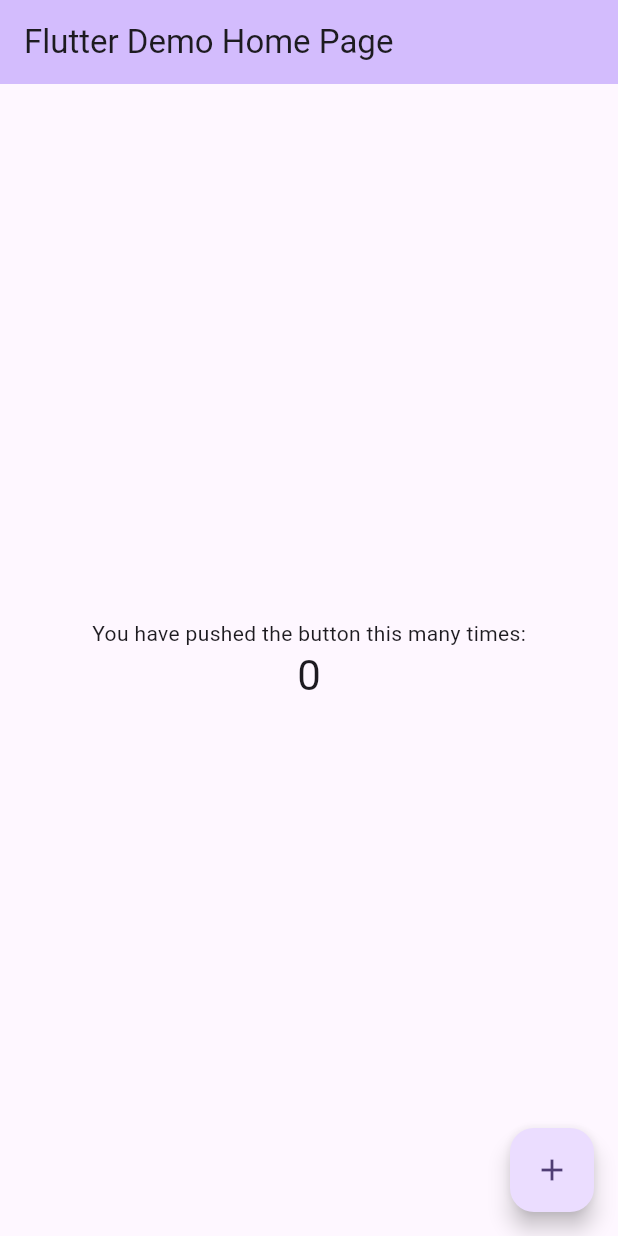
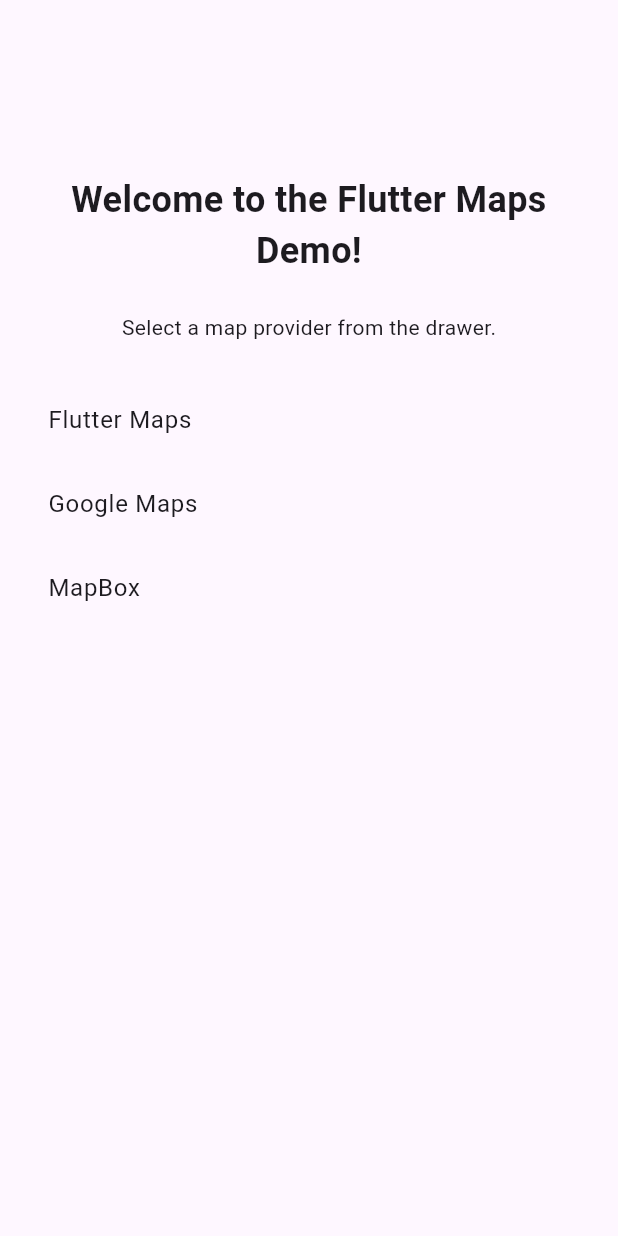
Before and after one commit to arodriguez1996/maps, a Flutter app: the screen it shows after launch, on a phone screen of 412 x 824 dp. Run offline on Flutter 3.47's test engine with Material 3 defaults, Android fonts, the phone set to English and light mode, and no system bars; our stand-ins replace flutter_map, get, latlong2.

Commit message:
implementing Getx, created other pages

```diff
--- /dev/null
+++ b/lib/app/config/routes/pages.dart
@@ -0,0 +1,29 @@
+import 'package:get/route_manager.dart';
+import 'package:maps/app/config/routes/routes.dart';
+import 'package:maps/app/modules/home/home.dart';
+import 'package:maps/app/modules/my_google_flutter_maps/my_google_flutter_maps.dart';
+import 'package:maps/app/modules/my_map_box/my_map_box.dart';
+import 'package:maps/app/modules/my_flutter_maps/my_flutter_maps_view.dart';
+
+abstract class Pages {
+  Pages._();
+
+  static List<GetPage<dynamic>>? routes = [
+    GetPage(
+      name: Routes.home,
+      page: HomeView.new,
+    ),
+    GetPage(
+      name: Routes.myFlutterMaps,
+      page: MyFlutterMapsView.new,
+    ),
+    GetPage(
+      name: Routes.myGoggleFlutterMaps,
+      page: MyGoogleFlutterMapsView.new,
+    ),
+    GetPage(
+      name: Routes.myMapBox,
+      page: MyMapBoxView.new,
+    ),
+  ];
+}
--- /dev/null
+++ b/lib/app/config/routes/routes.dart
@@ -0,0 +1,6 @@
+abstract class Routes {
+  static const home = '/';
+  static const myFlutterMaps = '/flutter-maps';
+  static const myGoggleFlutterMaps = '/google-flutter-maps';
+  static const myMapBox = '/map-box';
+}
--- /dev/null
+++ b/lib/app/modules/home/home.dart
@@ -0,0 +1,51 @@
+import 'package:flutter/material.dart';
+import 'package:get/route_manager.dart';
+import 'package:maps/app/config/routes/routes.dart';
+
+const Map<String, String> providers = {
+  "Flutter Maps": Routes.myFlutterMaps,
+  "Google Maps": Routes.myGoggleFlutterMaps,
+  "MapBox": Routes.myMapBox,
+};
+
+//['Flutter Maps', 'Google Maps', 'MapBox'];
+
+class HomeView extends StatelessWidget {
+  const HomeView({super.key});
+
+  @override
+  Widget build(BuildContext context) => Scaffold(
+        body: SafeArea(
+          child: Padding(
+            padding: const EdgeInsets.all(16.0),
+            child: Column(
+              children: [
+                const SizedBox(
+                  height: 100.0,
+                ),
+                const Text(
+                  'Welcome to the Flutter Maps Demo!',
+                  style: TextStyle(
+                    fontSize: 24.0,
+                    fontWeight: FontWeight.bold,
+                  ),
+                  textAlign: TextAlign.center,
+                ),
+                const SizedBox(
+                  height: 24,
+                ),
+                const Text('Select a map provider from the drawer.'),
+                const SizedBox(
+                  height: 24,
+                ),
+                for (var entry in providers.entries)
+                  ListTile(
+                    title: Text(entry.key),
+                    onTap: () => Get.toNamed(entry.value),
+                  ),
+              ],
+            ),
+          ),
+        ),
+      );
+}
--- a/lib/main.dart
+++ b/lib/main.dart
@@ -1,4 +1,7 @@
 import 'package:flutter/material.dart';
+import 'package:get/route_manager.dart';
+import 'package:maps/app/config/routes/pages.dart';
+import 'package:maps/app/config/routes/routes.dart';
 
 void main() {
   runApp(const MyApp());
@@ -7,119 +10,12 @@ void main() {
 class MyApp extends StatelessWidget {
   const MyApp({super.key});
 
-  // This widget is the root of your application.
   @override
   Widget build(BuildContext context) {
-    return MaterialApp(
-      title: 'Flutter Demo',
-      theme: ThemeData(
-        // This is the theme of your application.
-        //
-        // TRY THIS: Try running your application with "flutter run". You'll see
-        // the application has a purple toolbar. Then, without quitting the app,
-        // try changing the seedColor in the colorScheme below to Colors.green
-        // and then invoke "hot reload" (save your changes or press the "hot
-        // reload" button in a Flutter-supported IDE, or press "r" if you used
-        // the command line to start the app).
-        //
-        // Notice that the counter didn't reset back to zero; the application
-        // state is not lost during the reload. To reset the state, use hot
-        // restart instead.
-        //
-        // This works for code too, not just values: Most code changes can be
-        // tested with just a hot reload.
-        colorScheme: ColorScheme.fromSeed(seedColor: Colors.deepPurple),
-        useMaterial3: true,
-      ),
-      home: const MyHomePage(title: 'Flutter Demo Home Page'),
+    return GetMaterialApp(
+      title: 'Flutter Maps Demo',
+      getPages: Pages.routes,
+      initialRoute: Routes.home,
     );
   }
 }
-
-class MyHomePage extends StatefulWidget {
-  const MyHomePage({super.key, required this.title});
-
-  // This widget is the home page of your application. It is stateful, meaning
-  // that it has a State object (defined below) that contains fields that affect
-  // how it looks.
-
-  // This class is the configuration for the state. It holds the values (in this
-  // case the title) provided by the parent (in this case the App widget) and
-  // used by the build method of the State. Fields in a Widget subclass are
-  // always marked "final".
-
-  final String title;
-
-  @override
-  State<MyHomePage> createState() => _MyHomePageState();
-}
-
-class _MyHomePageState extends State<MyHomePage> {
-  int _counter = 0;
-
-  void _incrementCounter() {
-    setState(() {
-      // This call to setState tells the Flutter framework that something has
-      // changed in this State, which causes it to rerun the build method below
-      // so that the display can reflect the updated values. If we changed
-      // _counter without calling setState(), then the build method would not be
-      // called again, and so nothing would appear to happen.
-      _counter++;
-    });
-  }
-
-  @override
-  Widget build(BuildContext context) {
-    // This method is rerun every time setState is called, for instance as done
-    // by the _incrementCounter method above.
-    //
-    // The Flutter framework has been optimized to make rerunning build methods
-    // fast, so that you can just rebuild anything that needs updating rather
-    // than having to individually change instances of widgets.
-    return Scaffold(
-      appBar: AppBar(
-        // TRY THIS: Try changing the color here to a specific color (to
-        // Colors.amber, perhaps?) and trigger a hot reload to see the AppBar
-        // change color while the other colors stay the same.
-        backgroundColor: Theme.of(context).colorScheme.inversePrimary,
-        // Here we take the value from the MyHomePage object that was created by
-        // the App.build method, and use it to set our appbar title.
-        title: Text(widget.title),
-      ),
-      body: Center(
-        // Center is a layout widget. It takes a single child and positions it
-        // in the middle of the parent.
-        child: Column(
-          // Column is also a layout widget. It takes a list of children and
-          // arranges them vertically. By default, it sizes itself to fit its
-          // children horizontally, and tries to be as tall as its parent.
-          //
-          // Column has various properties to control how it sizes itself and
-          // how it positions its children. Here we use mainAxisAlignment to
-          // center the children vertically; the main axis here is the vertical
-          // axis because Columns are vertical (the cross axis would be
-          // horizontal).
-          //
-          // TRY THIS: Invoke "debug painting" (choose the "Toggle Debug Paint"
-          // action in the IDE, or press "p" in the console), to see the
-          // wireframe for each widget.
-          mainAxisAlignment: MainAxisAlignment.center,
-          children: <Widget>[
-            const Text(
-              'You have pushed the button this many times:',
-            ),
-            Text(
-              '$_counter',
-              style: Theme.of(context).textTheme.headlineMedium,
-            ),
-          ],
-        ),
-      ),
-      floatingActionButton: FloatingActionButton(
-        onPressed: _incrementCounter,
-        tooltip: 'Increment',
-        child: const Icon(Icons.add),
-      ), // This trailing comma makes auto-formatting nicer for build methods.
-    );
-  }
-}
--- a/pubspec.yaml
+++ b/pubspec.yaml
@@ -35,6 +35,10 @@ dependencies:
   # The following adds the Cupertino Icons font to your application.
   # Use with the CupertinoIcons class for iOS style icons.
   cupertino_icons: ^1.0.8
+  flutter_map: ^7.0.2
+  latlong2: ^0.9.1
+  url_launcher: ^6.3.1
+  get: ^4.6.6
 
 dev_dependencies:
   flutter_test:
```
Also changed, not shown: lib/app/modules/my_flutter_maps/my_flutter_maps_view.dart (added, +41 -0 lines), lib/app/modules/my_google_flutter_maps/my_google_flutter_maps.dart (added, +12 -0 lines), lib/app/modules/my_map_box/my_map_box.dart (added, +12 -0 lines), pubspec.lock, 15 other files.
